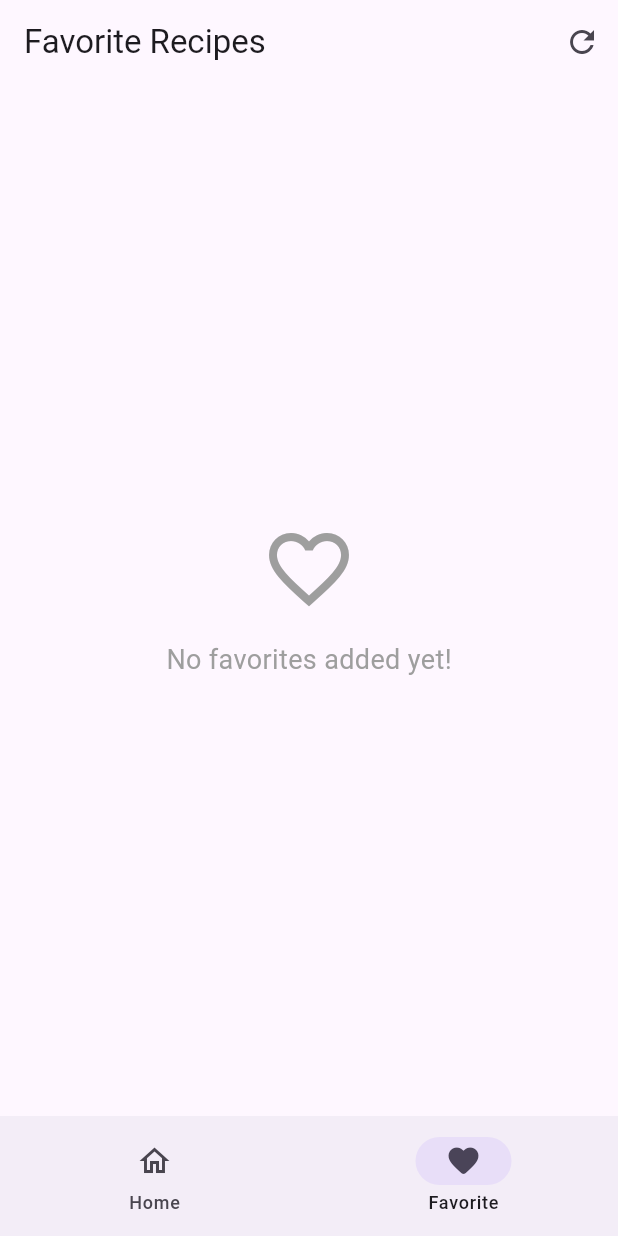
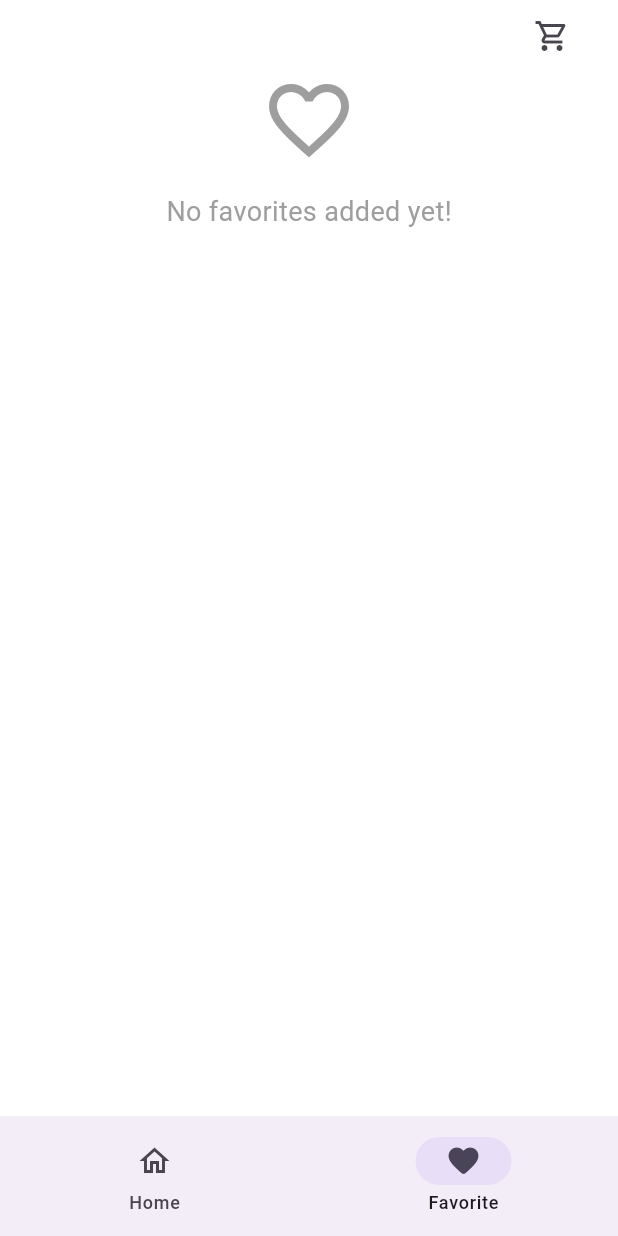
Before and after one commit to talhahdev2025/quick_bite, a Flutter app: the FavoriteScreen screen opened by its route, on a phone screen of 412 x 824 dp. Run offline on Flutter 3.47's test engine with Material 3 defaults, Android fonts, the phone set to English and light mode, and no system bars; our stand-ins replace firebase_auth, firebase_core, flutter_riverpod, go_router, sqflite, sqflite_common_ffi; accounts and stored records are empty.

Commit message:
chore:add custom scrollView in favorite screen

```diff
--- a/lib/features/favorite/presentation/screens/favorite_screen.dart
+++ b/lib/features/favorite/presentation/screens/favorite_screen.dart
@@ -1,94 +1,10 @@
-// import 'package:flutter/material.dart';
-// import 'package:quick_bite/core/constants/app_colors.dart';
-// import 'package:quick_bite/core/constants/app_insets.dart';
-// import 'package:quick_bite/core/constants/app_radius.dart';
-// import 'package:quick_bite/core/constants/app_sizes.dart';
-// import 'package:quick_bite/core/constants/app_spacing.dart';
-// import 'package:quick_bite/core/constants/app_text_styles.dart';
-
-// class FavoriteScreen extends StatefulWidget {
-//   const FavoriteScreen({super.key});
-
-//   @override
-//   State<FavoriteScreen> createState() => _FavoriteScreenState();
-// }
-
-// class _FavoriteScreenState extends State<FavoriteScreen> {
-//   @override
-//   void initState() {
-//     super.initState();
-//   }
-
-//   @override
-//   Widget build(BuildContext context) {
-//     return Scaffold(
-//       backgroundColor: AppColors.surface,
-//       resizeToAvoidBottomInset: false,
-//       body: SafeArea(
-//         child: Padding(
-//           padding: const EdgeInsets.symmetric(
-//             // horizontal: AppSizes.xxxl,
-//             vertical: AppSizes.xl,
-//           ),
-//           child: Column(
-//             crossAxisAlignment: .start,
-//             children: [
-//               Padding(
-//                 padding: AppInsets.hXl,
-//                 child: Wrap(
-//                   children: [
-//                     Row(
-//                       mainAxisAlignment: .end,
-//                       children: [
-//                         IconButton(
-//                           onPressed: () {},
-//                           icon: Icon(Icons.shopping_cart_outlined),
-//                         ),
-//                       ],
-//                     ),
-//                     Text(
-//                       'Delicious\nfood for you',
-//                       style: AppTextStyles.displayLarge,
-//                     ),
-//                     AppSpacing.vXl,
-//                     //search text field
-//                     TextField(
-//                       decoration: InputDecoration(
-//                         hint: Text(
-//                           'search',
-//                           style: AppTextStyles.bodyLarge.copyWith(
-//                             color: AppColors.textHint,
-//                           ),
-//                         ),
-//                         prefixIcon: Icon(Icons.search_rounded),
-//                         filled: true,
-//                         fillColor: AppColors.background,
-//                         enabledBorder: OutlineInputBorder(
-//                           borderSide: .none,
-//                           borderRadius: AppRadius.xLarge,
-//                         ),
-//                         focusedBorder: OutlineInputBorder(
-//                           borderSide: BorderSide(color: AppColors.primary),
-//                           borderRadius: AppRadius.xLarge,
-//                         ),
-//                       ),
-//                     ),
-
-//                   ],
-//                 ),
-//               ),
-//               Spacer(),
-//             ],
-//           ),
-//         ),
-//       ),
-//     );
-//   }
-// }
-
-//
 import 'package:flutter/material.dart';
 import 'package:flutter_riverpod/flutter_riverpod.dart';
+import 'package:quick_bite/core/constants/app_colors.dart';
+import 'package:quick_bite/core/constants/app_durations.dart';
+import 'package:quick_bite/core/constants/app_insets.dart';
+import 'package:quick_bite/core/constants/app_spacing.dart';
+import 'package:quick_bite/core/constants/app_text_styles.dart';
 import 'package:quick_bite/features/favorite/presentation/providers/providers.dart';
 
 class FavoriteScreen extends ConsumerWidget {
@@ -96,41 +12,58 @@ class FavoriteScreen extends ConsumerWidget {
 
   @override
   Widget build(BuildContext context, WidgetRef ref) {
-    // Watch the AsyncValue state from the favoriteNotifierProvider
     final favoriteState = ref.watch(favoriteNotifierProvider);
 
     return Scaffold(
-      appBar: AppBar(
-        title: const Text('Favorite Recipes'),
-        actions: [
+      backgroundColor: AppColors.surface,
+      body: SafeArea(
+        child: CustomScrollView(
+          slivers: [
+            SliverToBoxAdapter(
+              child: Padding(
+                padding: AppInsets.hXl,
+                child: Row(
+                  mainAxisAlignment: .end,
+                  children: [
                     IconButton(
-            icon: const Icon(Icons.refresh),
-            onPressed: () =>
-                ref.read(favoriteNotifierProvider.notifier).build(),
+                      onPressed: () {},
+                      icon: Icon(Icons.shopping_cart_outlined),
                     ),
                   ],
                 ),
-      body: favoriteState.when(
+              ),
+            ),
+            favoriteState.when(
               data: (favorites) {
                 if (favorites.isEmpty) {
-            return Center(
+                  return SliverToBoxAdapter(
+                    child: Center(
                       child: Column(
                         mainAxisAlignment: MainAxisAlignment.center,
                         children: const [
-                  Icon(Icons.favorite_border, size: 64, color: Colors.grey),
-                  SizedBox(height: 16),
+                          Icon(
+                            Icons.favorite_border,
+                            size: 64,
+                            color: AppColors.grey,
+                          ),
+                          AppSpacing.vLg,
                           Text(
                             'No favorites added yet!',
-                    style: TextStyle(fontSize: 18, color: Colors.grey),
+                            style: TextStyle(
+                              fontSize: 18,
+                              color: AppColors.grey,
+                            ),
                           ),
                         ],
+                      ),
                     ),
                   );
                 }
 
-          return ListView.builder(
+                return SliverPadding(
+                  padding: AppInsets.vSm,
+                  sliver: SliverList.builder(
                     itemCount: favorites.length,
-            padding: const EdgeInsets.symmetric(vertical: 8.0),
                     itemBuilder: (context, index) {
                       final recipe = favorites[index];
 
@@ -141,7 +74,10 @@ class FavoriteScreen extends ConsumerWidget {
                           alignment: Alignment.centerRight,
                           padding: const EdgeInsets.only(right: 20),
                           color: Colors.red,
-                  child: const Icon(Icons.delete, color: Colors.white),
+                          child: const Icon(
+                            Icons.delete,
+                            color: AppColors.white,
+                          ),
                         ),
                         onDismissed: (_) {
                           // Toggle favorite removes it from SQLite & updates UI state
@@ -149,9 +85,13 @@ class FavoriteScreen extends ConsumerWidget {
                               .read(favoriteNotifierProvider.notifier)
                               .toggleFavorite(recipe);
 
+                          ScaffoldMessenger.of(context).clearSnackBars();
                           ScaffoldMessenger.of(context).showSnackBar(
                             SnackBar(
-                      content: Text('${recipe.name} removed from favorites'),
+                              duration: AppDurations.normal,
+                              content: Text(
+                                '${recipe.name} removed from favorites',
+                              ),
                               action: SnackBarAction(
                                 label: 'Undo',
                                 onPressed: () => ref
@@ -163,24 +103,20 @@ class FavoriteScreen extends ConsumerWidget {
                         },
                         child: Card(
                           margin: const EdgeInsets.symmetric(
-                    horizontal: 16,
+                            // horizontal: 16,
                             vertical: 6,
                           ),
                           child: ListTile(
-                    leading: ClipRRect(
-                      borderRadius: BorderRadius.circular(8),
-                      child: Image.network(
+                            leading: CircleAvatar(
+                              foregroundImage: NetworkImage(
                                 recipe.image.toString(),
-                        width: 50,
-                        height: 50,
-                        fit: BoxFit.cover,
-                        errorBuilder: (_, __, ___) =>
+                              ),
+                              onForegroundImageError: (_, _) =>
                                   const Icon(Icons.fastfood, size: 40),
-                      ),
                             ),
                             title: Text(
                               recipe.name!,
-                      style: const TextStyle(fontWeight: FontWeight.bold),
+                              style: AppTextStyles.bodyLarge,
                             ),
                             // subtitle: Text('\$${recipe..toStringAsFixed(2)}'),
                             // trailing: IconButton(
@@ -195,24 +131,34 @@ class FavoriteScreen extends ConsumerWidget {
                         ),
                       );
                     },
+                  ),
                 );
               },
-        loading: () => const Center(child: CircularProgressIndicator()),
-        error: (error, stackTrace) => Center(
+              loading: () => const SliverFillRemaining(
+                child: Center(child: CircularProgressIndicator()),
+              ),
+              error: (error, stackTrace) => SliverFillRemaining(
+                hasScrollBody: false,
+                child: Center(
                   child: Padding(
-            padding: const EdgeInsets.all(16.0),
+                    padding: AppInsets.lg,
                     child: Column(
                       mainAxisAlignment: MainAxisAlignment.center,
                       children: [
-                const Icon(Icons.error_outline, color: Colors.red, size: 48),
-                const SizedBox(height: 12),
+                        const Icon(
+                          Icons.error_outline,
+                          color: AppColors.error,
+                          size: 48,
+                        ),
+                        AppSpacing.vMd,
                         Text(
                           'Failed to load favorites: $error',
                           textAlign: TextAlign.center,
                         ),
-                const SizedBox(height: 12),
+                        AppSpacing.vMd,
                         ElevatedButton(
-                  onPressed: () => ref.invalidate(favoriteNotifierProvider),
+                          onPressed: () =>
+                              ref.invalidate(favoriteNotifierProvider),
                           child: const Text('Retry'),
                         ),
                       ],
@@ -220,6 +166,10 @@ class FavoriteScreen extends ConsumerWidget {
                   ),
                 ),
               ),
+            ),
+          ],
+        ),
+      ),
     );
   }
 }
```
Lines whose indentation alone changed are shown as unchanged.
